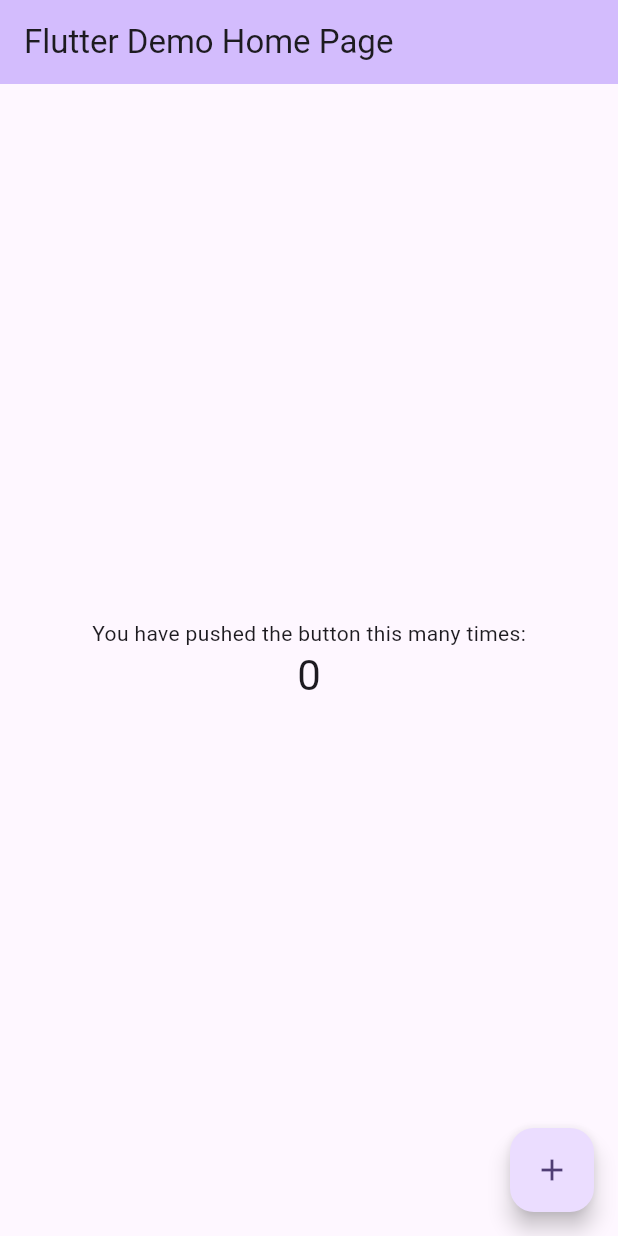
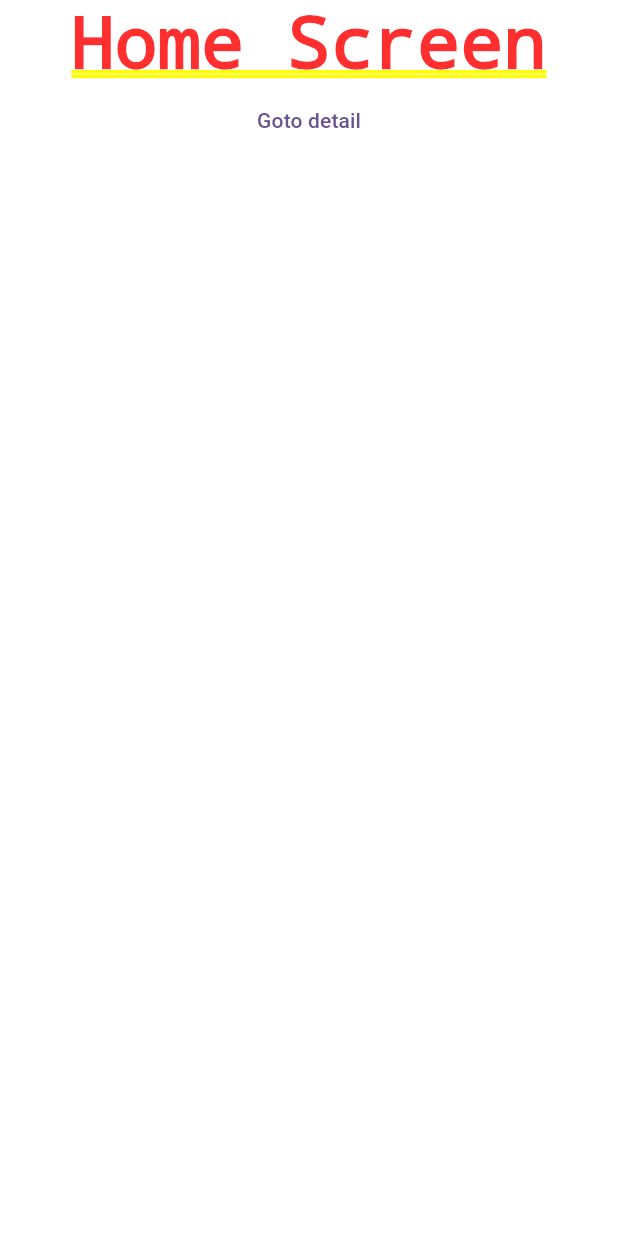
Before and after one commit to Javierenrique00/retoflutter_fase1, a Flutter app: the screen it shows after launch, on a phone screen of 412 x 824 dp. Run offline on Flutter 3.47's test engine with Material 3 defaults, Android fonts, the phone set to English and light mode, and no system bars.

Commit message:
Basic navigation implemented

```diff
--- a/flutter_application_1/analysis_options.yaml
+++ b/flutter_application_1/analysis_options.yaml
@@ -21,6 +21,7 @@ linter:
   # `// ignore_for_file: name_of_lint` syntax on the line or in the file
   # producing the lint.
   rules:
+    prefer_relative_imports: true
     # avoid_print: false  # Uncomment to disable the `avoid_print` rule
     # prefer_single_quotes: true  # Uncomment to enable the `prefer_single_quotes` rule
 
--- a/flutter_application_1/lib/main.dart
+++ b/flutter_application_1/lib/main.dart
@@ -1,4 +1,7 @@
 import 'package:flutter/material.dart';
+import 'package:flutter_application_1/presentation/modules/home_screen/home_screen_view.dart';
+
+import 'presentation/navigation/routes.dart';
 
 void main() {
   runApp(const MyApp());
@@ -7,65 +10,15 @@ void main() {
 class MyApp extends StatelessWidget {
   const MyApp({super.key});
 
-  // This widget is the root of your application.
   @override
   Widget build(BuildContext context) {
     return MaterialApp(
-      title: 'Flutter Demo',
+      title: 'El mercado fresco !',
       theme: ThemeData(
         colorScheme: ColorScheme.fromSeed(seedColor: Colors.deepPurple),
         useMaterial3: true,
       ),
-      home: const MyHomePage(title: 'Flutter Demo Home Page'),
+      routes: appRoutes,
     );
   }
 }
-
-class MyHomePage extends StatefulWidget {
-  const MyHomePage({super.key, required this.title});
-  final String title;
-
-  @override
-  State<MyHomePage> createState() => _MyHomePageState();
-}
-
-class _MyHomePageState extends State<MyHomePage> {
-  int _counter = 0;
-
-  void _incrementCounter() {
-    setState(() {
-      _counter++;
-    });
-  }
-
-  @override
-  Widget build(BuildContext context) {
-    return Scaffold(
-      appBar: AppBar(
-
-        backgroundColor: Theme.of(context).colorScheme.inversePrimary,
-
-        title: Text(widget.title),
-      ),
-      body: Center(
-        child: Column(
-          mainAxisAlignment: MainAxisAlignment.center,
-          children: <Widget>[
-            const Text(
-              'You have pushed the button this many times:',
-            ),
-            Text(
-              '$_counter',
-              style: Theme.of(context).textTheme.headlineMedium,
-            ),
-          ],
-        ),
-      ),
-      floatingActionButton: FloatingActionButton(
-        onPressed: _incrementCounter,
-        tooltip: 'Increment',
-        child: const Icon(Icons.add),
-      ), // This trailing comma makes auto-formatting nicer for build methods.
-    );
-  }
-}
--- /dev/null
+++ b/flutter_application_1/lib/presentation/modules/detail_screen/detail_screen_view.dart
@@ -0,0 +1,17 @@
+import 'package:flutter/material.dart';
+
+import '../../navigation/navigation.dart';
+
+class DetailScreenView extends StatelessWidget {
+  const DetailScreenView({super.key});
+
+  @override
+  Widget build(BuildContext context) {
+    return Container(
+        child: Column(
+        children: [Text('Detail Screen'),
+        TextButton(onPressed: ()=>Navigator.of(context).pushNamed(Navigation.formScreen), child: Text('Goto Form (Edition)')) ],
+      ),
+    );
+  }
+}
--- /dev/null
+++ b/flutter_application_1/lib/presentation/modules/form_screen/form_screen_view.dart
@@ -0,0 +1,10 @@
+import 'package:flutter/material.dart';
+
+class FormScreenView extends StatelessWidget {
+  const FormScreenView({super.key});
+
+  @override
+  Widget build(BuildContext context) {
+    return Container(child: Text('FormScreen'),);
+  }
+}
--- /dev/null
+++ b/flutter_application_1/lib/presentation/modules/home_screen/home_screen_view.dart
@@ -0,0 +1,17 @@
+import 'package:flutter/material.dart';
+
+import '../../navigation/navigation.dart';
+
+class HomeScreenView extends StatelessWidget {
+  const HomeScreenView({super.key});
+
+  @override
+  Widget build(BuildContext context) {
+    return Container(
+      child: Column(
+        children: [Text('Home Screen'),
+        TextButton(onPressed: ()=>Navigator.of(context).pushNamed(Navigation.detailScreen), child: Text('Goto detail')) ],
+      ),
+    );
+  }
+}
--- /dev/null
+++ b/flutter_application_1/lib/presentation/navigation/navigation.dart
@@ -0,0 +1,8 @@
+class Navigation {
+  Navigation._();
+
+  static const homeScreen = "/";
+  static const detailScreen = "detail_screen";
+  static const formScreen = "form_screen";
+
+}
--- /dev/null
+++ b/flutter_application_1/lib/presentation/navigation/routes.dart
@@ -0,0 +1,16 @@
+import 'package:flutter/material.dart';
+
+import '../modules/detail_screen/detail_screen_view.dart';
+import '../modules/form_screen/form_screen_view.dart';
+import '../modules/home_screen/home_screen_view.dart';
+import './navigation.dart';
+
+
+
+Map<String, Widget Function(BuildContext)> get appRoutes {
+        return {
+          Navigation.homeScreen : (context) =>  const HomeScreenView(),
+          Navigation.detailScreen :(context) => const DetailScreenView(),
+          Navigation.formScreen :(context) => const FormScreenView(),
+        };
+      }
```
Also changed, not shown: 1 other file.
